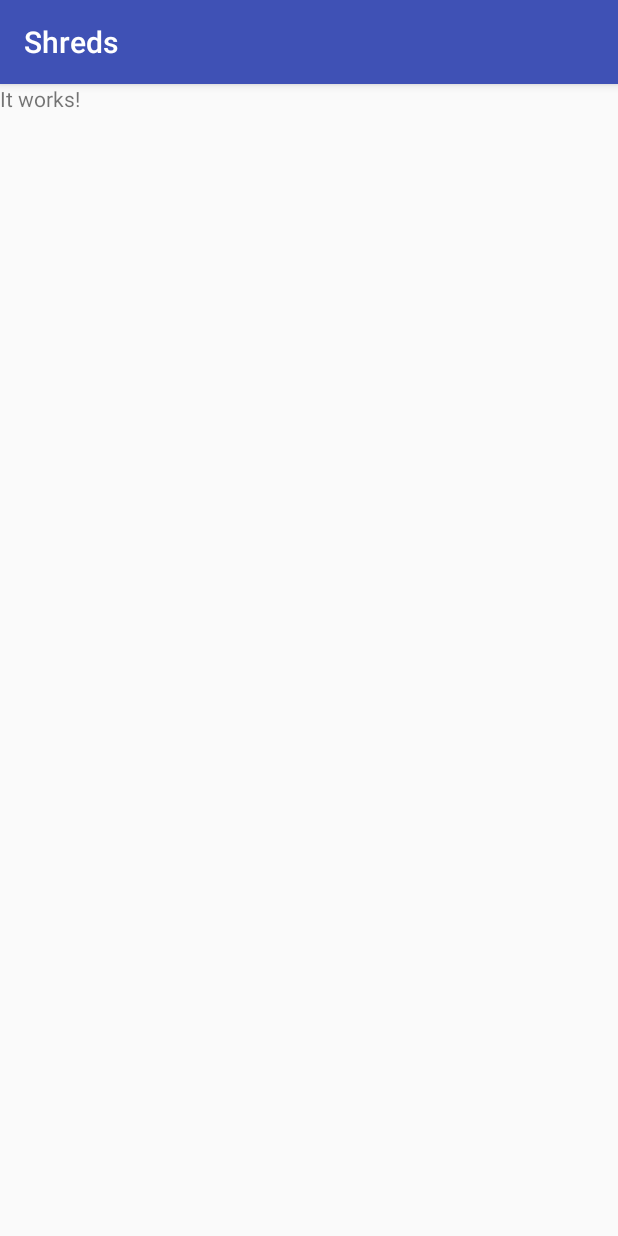
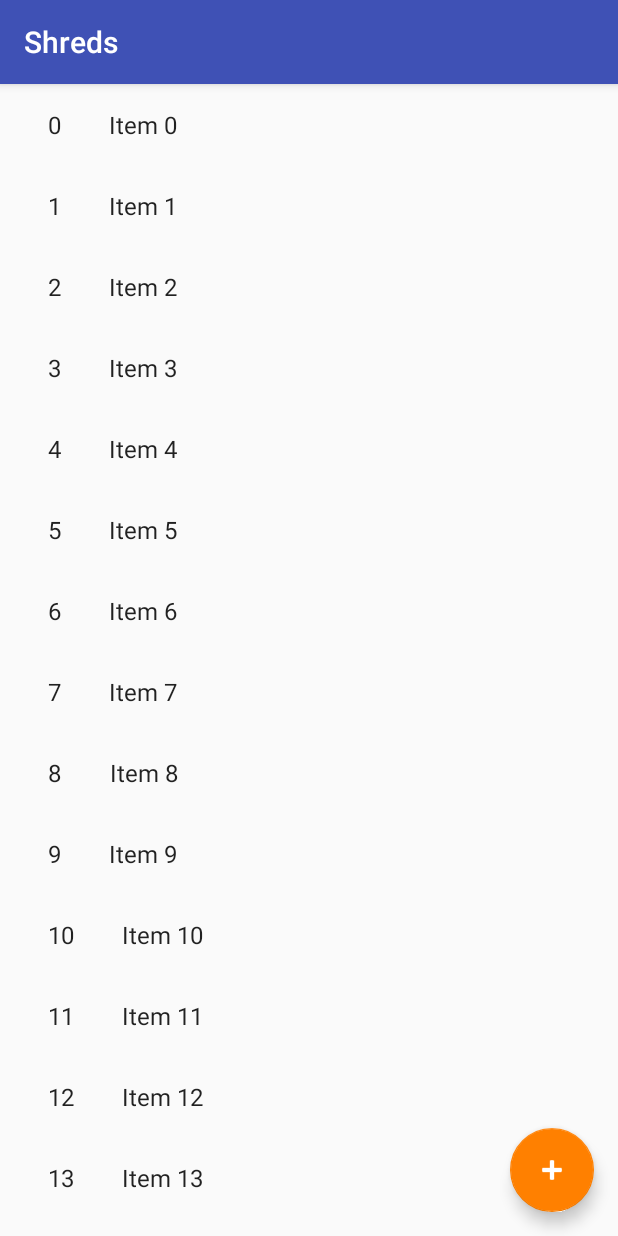
Before and after one commit to d3ns0n/shreds, an Android app: the screen it shows after launch (DefaultActivity before the commit, ShredListActivity after it), on a phone screen of 412 x 824 dp. Run offline under Robolectric (Android 15) with nearby library versions, the phone set to English and light mode, and no system bars; 1 statement that could not run was skipped.

Commit message:
add basic views and activities from example project

```diff
--- /dev/null
+++ b/app/src/main/java/de/d3ns0n/shreds/dummy/DummyContent.kt
@@ -0,0 +1,35 @@
+package de.d3ns0n.shreds.dummy
+
+import de.d3ns0n.shreds.model.TextShred
+
+/**
+ * Helper class for providing sample content for user interfaces created by
+ * Android template wizards.
+ *
+ * TODO: Replace all uses of this class before publishing your app.
+ */
+object DummyContent {
+
+    /**
+     * A map of sample (dummy) items, by ID.
+     */
+    val ITEM_MAP: MutableMap<Int, TextShred> = HashMap()
+
+    private const val COUNT = 25
+
+    init {
+        // Add some sample items.
+        for (i in 0 until COUNT) {
+            addItem(createDummyItem(i))
+        }
+    }
+
+    private fun addItem(item: TextShred) {
+        ITEM_MAP[item.id] = item
+    }
+
+    private fun createDummyItem(position: Int): TextShred {
+        return TextShred(position, "Item $position")
+    }
+
+}
--- /dev/null
+++ b/app/src/main/java/de/d3ns0n/shreds/model/TextShred.kt
@@ -0,0 +1,3 @@
+package de.d3ns0n.shreds.model
+
+data class TextShred(var id: Int, var content: String)
--- /dev/null
+++ b/app/src/main/java/de/d3ns0n/shreds/view/activity/ShredListActivity.kt
@@ -0,0 +1,60 @@
+package de.d3ns0n.shreds.view.activity
+
+import android.os.Bundle
+import android.support.design.widget.Snackbar
+import android.support.v7.app.AppCompatActivity
+import android.support.v7.widget.RecyclerView
+import de.d3ns0n.shreds.R
+import de.d3ns0n.shreds.dummy.DummyContent
+import de.d3ns0n.shreds.model.TextShred
+import de.d3ns0n.shreds.view.adapter.SimpleItemRecyclerViewAdapter
+import kotlinx.android.synthetic.main.activity_shred_list.*
+import kotlinx.android.synthetic.main.shred_list.*
+
+/**
+ * An activity representing a list of Pings. This activity
+ * has different presentations for handset and tablet-size devices. On
+ * handsets, the activity presents a list of items, which when touched,
+ * lead to a [de.d3ns0n.shreds.ShredDetailActivity] representing
+ * item details. On tablets, the activity presents the list of items and
+ * item details side-by-side using two vertical panes.
+ */
+class ShredListActivity : AppCompatActivity() {
+
+    /**
+     * Whether or not the activity is in two-pane mode, i.e. running on a tablet
+     * device.
+     */
+    private var mTwoPane: Boolean = false
+
+    override fun onCreate(savedInstanceState: Bundle?) {
+        super.onCreate(savedInstanceState)
+        setContentView(R.layout.activity_shred_list)
+
+        setSupportActionBar(toolbar)
+        toolbar.title = title
+
+        fab.setOnClickListener { view ->
+            Snackbar.make(view, "Replace with your own action", Snackbar.LENGTH_LONG)
+                    .setAction("Action", null).show()
+        }
+
+        if (shred_detail_container != null) {
+            // The detail container view will be present only in the
+            // large-screen layouts (res/values-w900dp).
+            // If this view is present, then the
+            // activity should be in two-pane mode.
+            mTwoPane = true
+        }
+
+        setupRecyclerView(shred_list)
+    }
+
+    private fun setupRecyclerView(recyclerView: RecyclerView) {
+        recyclerView.adapter = SimpleItemRecyclerViewAdapter(
+                this,
+                DummyContent.ITEM_MAP.values.sortedBy(TextShred::id).toList(),
+                mTwoPane
+        )
+    }
+}
--- /dev/null
+++ b/app/src/main/java/de/d3ns0n/shreds/view/adapter/SimpleItemRecyclerViewAdapter.kt
@@ -0,0 +1,71 @@
+package de.d3ns0n.shreds.view.adapter
+
+import android.content.Intent
+import android.os.Bundle
+import android.support.v7.widget.RecyclerView
+import android.view.LayoutInflater
+import android.view.View
+import android.view.ViewGroup
+import android.widget.TextView
+import de.d3ns0n.shreds.R
+import de.d3ns0n.shreds.ShredDetailActivity
+import de.d3ns0n.shreds.ShredDetailFragment
+import de.d3ns0n.shreds.view.activity.ShredListActivity
+import de.d3ns0n.shreds.model.TextShred
+import kotlinx.android.synthetic.main.shred_list_content.view.*
+
+class SimpleItemRecyclerViewAdapter(private val mParentActivity: ShredListActivity,
+                                    private val mValues: List<TextShred>,
+                                    private val mTwoPane: Boolean) :
+            RecyclerView.Adapter<SimpleItemRecyclerViewAdapter.ViewHolder>() {
+
+        private val mOnClickListener: View.OnClickListener
+
+        init {
+            mOnClickListener = View.OnClickListener { v ->
+                val item = v.tag as TextShred
+                if (mTwoPane) {
+                    val fragment = ShredDetailFragment().apply {
+                        arguments = Bundle().apply {
+                            putInt(ShredDetailFragment.ARG_ITEM_ID, item.id)
+                        }
+                    }
+                    mParentActivity.supportFragmentManager
+                            .beginTransaction()
+                            .replace(R.id.shred_detail_container, fragment)
+                            .commit()
+                } else {
+                    val intent = Intent(v.context, ShredDetailActivity::class.java).apply {
+                        putExtra(ShredDetailFragment.ARG_ITEM_ID, item.id)
+                    }
+                    v.context.startActivity(intent)
+                }
+            }
+        }
+
+        override fun onCreateViewHolder(parent: ViewGroup, viewType: Int): ViewHolder {
+            val view = LayoutInflater.from(parent.context)
+                    .inflate(R.layout.shred_list_content, parent, false)
+            return ViewHolder(view)
+        }
+
+        override fun onBindViewHolder(holder: ViewHolder, position: Int) {
+            val item = mValues[position]
+            holder.mIdView.text = item.id.toString()
+            holder.mContentView.text = item.content
+
+            with(holder.itemView) {
+                tag = item
+                setOnClickListener(mOnClickListener)
+            }
+        }
+
+        override fun getItemCount(): Int {
+            return mValues.size
+        }
+
+        inner class ViewHolder(mView: View) : RecyclerView.ViewHolder(mView) {
+            val mIdView: TextView = mView.id_text
+            val mContentView: TextView = mView.content
+        }
+    }
--- /dev/null
+++ b/app/src/main/res/layout-w900dp/shred_list.xml
@@ -0,0 +1,38 @@
+<LinearLayout xmlns:android="http://schemas.android.com/apk/res/android"
+    xmlns:app="http://schemas.android.com/apk/res-auto"
+    xmlns:tools="http://schemas.android.com/tools"
+    android:layout_width="match_parent"
+    android:layout_height="match_parent"
+    android:layout_marginLeft="16dp"
+    android:layout_marginRight="16dp"
+    android:baselineAligned="false"
+    android:divider="?android:attr/dividerHorizontal"
+    android:orientation="horizontal"
+    android:showDividers="middle"
+    tools:context="de.d3ns0n.shreds.view.activity.ShredListActivity">
+
+    <!--
+    This layout is a two-pane layout for the Shreds
+    master/detail flow.
+
+    -->
+
+    <android.support.v7.widget.RecyclerView xmlns:android="http://schemas.android.com/apk/res/android"
+        xmlns:tools="http://schemas.android.com/tools"
+        android:id="@+id/shred_list"
+        android:name="de.d3ns0n.shreds.ShredListFragment"
+        android:layout_width="@dimen/item_width"
+        android:layout_height="match_parent"
+        android:layout_marginLeft="16dp"
+        android:layout_marginRight="16dp"
+        app:layoutManager="android.support.v7.widget.LinearLayoutManager"
+        tools:context="de.d3ns0n.shreds.view.activity.ShredListActivity"
+        tools:listitem="@layout/shred_list_content" />
+
+    <FrameLayout
+        android:id="@+id/shred_detail_container"
+        android:layout_width="0dp"
+        android:layout_height="match_parent"
+        android:layout_weight="3" />
+
+</LinearLayout>
--- /dev/null
+++ b/app/src/main/res/layout/activity_shred_list.xml
@@ -0,0 +1,43 @@
+<?xml version="1.0" encoding="utf-8"?>
+<android.support.design.widget.CoordinatorLayout xmlns:android="http://schemas.android.com/apk/res/android"
+    xmlns:app="http://schemas.android.com/apk/res-auto"
+    xmlns:tools="http://schemas.android.com/tools"
+    android:layout_width="match_parent"
+    android:layout_height="match_parent"
+    android:fitsSystemWindows="true"
+    tools:context="de.d3ns0n.shreds.view.activity.ShredListActivity">
+
+    <android.support.design.widget.AppBarLayout
+        android:id="@+id/app_bar"
+        android:layout_width="match_parent"
+        android:layout_height="wrap_content"
+        android:theme="@style/AppTheme.AppBarOverlay">
+
+        <android.support.v7.widget.Toolbar
+            android:id="@+id/toolbar"
+            android:layout_width="match_parent"
+            android:layout_height="?android:attr/actionBarSize"
+            app:popupTheme="@style/AppTheme.PopupOverlay" />
+
+    </android.support.design.widget.AppBarLayout>
+
+    <FrameLayout
+        android:id="@+id/frameLayout"
+        android:layout_width="match_parent"
+        android:layout_height="match_parent"
+        app:layout_behavior="@string/appbar_scrolling_view_behavior">
+
+        <include layout="@layout/shred_list" />
+    </FrameLayout>
+
+    <android.support.design.widget.FloatingActionButton
+        android:id="@+id/fab"
+        android:layout_width="wrap_content"
+        android:layout_height="wrap_content"
+        android:layout_gravity="bottom|end"
+        android:layout_margin="@dimen/fab_margin"
+        android:tint="@android:color/white"
+        app:srcCompat="@android:drawable/ic_input_add" />
+
+
+</android.support.design.widget.CoordinatorLayout>
--- /dev/null
+++ b/app/src/main/res/layout/shred_list.xml
@@ -0,0 +1,13 @@
+<?xml version="1.0" encoding="utf-8"?>
+<android.support.v7.widget.RecyclerView xmlns:android="http://schemas.android.com/apk/res/android"
+    xmlns:app="http://schemas.android.com/apk/res-auto"
+    xmlns:tools="http://schemas.android.com/tools"
+    android:id="@+id/shred_list"
+    android:name="de.d3ns0n.shreds.ShredListFragment"
+    android:layout_width="match_parent"
+    android:layout_height="match_parent"
+    android:layout_marginLeft="16dp"
+    android:layout_marginRight="16dp"
+    app:layoutManager="android.support.v7.widget.LinearLayoutManager"
+    tools:context="de.d3ns0n.shreds.view.activity.ShredListActivity"
+    tools:listitem="@layout/shred_list_content" />
--- /dev/null
+++ b/app/src/main/res/layout/shred_list_content.xml
@@ -0,0 +1,20 @@
+<?xml version="1.0" encoding="utf-8"?>
+<LinearLayout xmlns:android="http://schemas.android.com/apk/res/android"
+    android:layout_width="wrap_content"
+    android:layout_height="wrap_content"
+    android:orientation="horizontal">
+
+    <TextView
+        android:id="@+id/id_text"
+        android:layout_width="wrap_content"
+        android:layout_height="wrap_content"
+        android:layout_margin="@dimen/text_margin"
+        android:textAppearance="?attr/textAppearanceListItem" />
+
+    <TextView
+        android:id="@+id/content"
+        android:layout_width="wrap_content"
+        android:layout_height="wrap_content"
+        android:layout_margin="@dimen/text_margin"
+        android:textAppearance="?attr/textAppearanceListItem" />
+</LinearLayout>
--- a/app/src/main/res/values/styles.xml
+++ b/app/src/main/res/values/styles.xml
@@ -1,14 +1,14 @@
 <resources>
 
     <!-- Base application theme. -->
-    <style name="AppTheme" parent="Theme.AppCompat.Light.DarkActionBar">
+    <style name="SandyDesertNight" parent="Theme.AppCompat.Light.NoActionBar">
         <!-- Customize your theme here. -->
         <item name="colorPrimary">@color/colorPrimary</item>
         <item name="colorPrimaryDark">@color/colorPrimaryDark</item>
         <item name="colorAccent">@color/colorAccent</item>
     </style>
 
-    <style name="AppTheme.NoActionBar">
+    <style name="SandyDesertNight.NoActionBar">
         <item name="windowActionBar">false</item>
         <item name="windowNoTitle">true</item>
     </style>
```
Also changed, not shown: app/src/main/AndroidManifest.xml (+14 -5 lines), app/src/main/java/de/d3ns0n/shreds/ShredDetailActivity.kt (added, +64 -0 lines), app/src/main/java/de/d3ns0n/shreds/ShredDetailFragment.kt (added, +59 -0 lines), app/src/main/res/layout/activity_shred_detail.xml (added, +43 -0 lines), app/src/main/res/layout/shred_detail.xml (added, +9 -0 lines).
